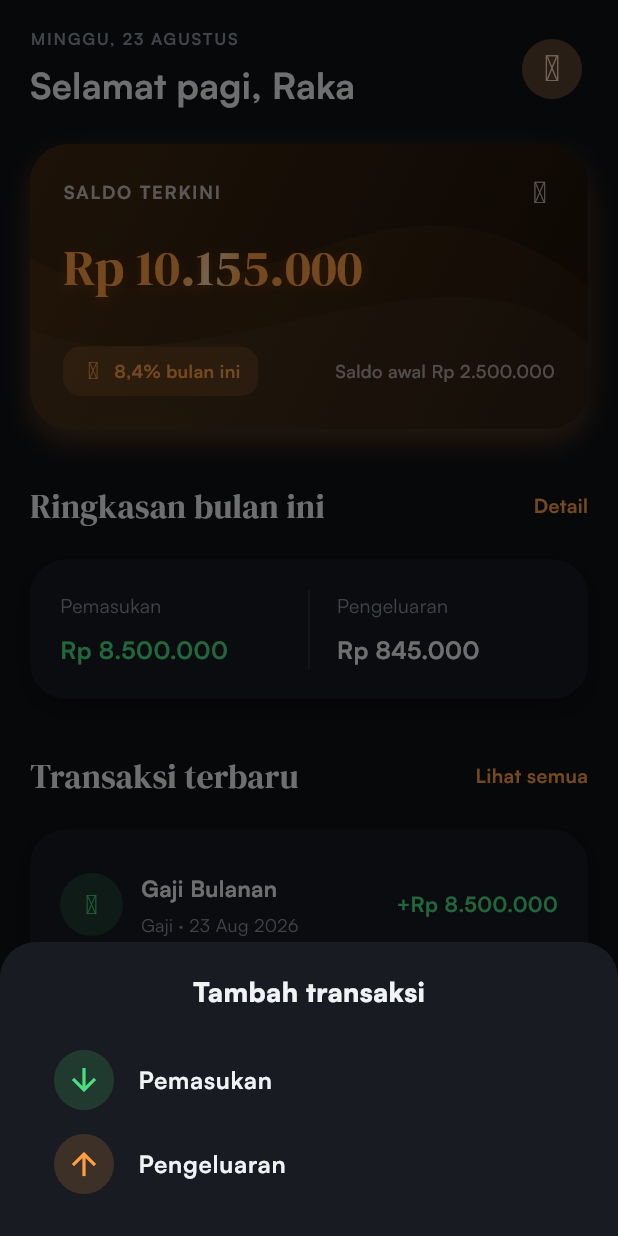
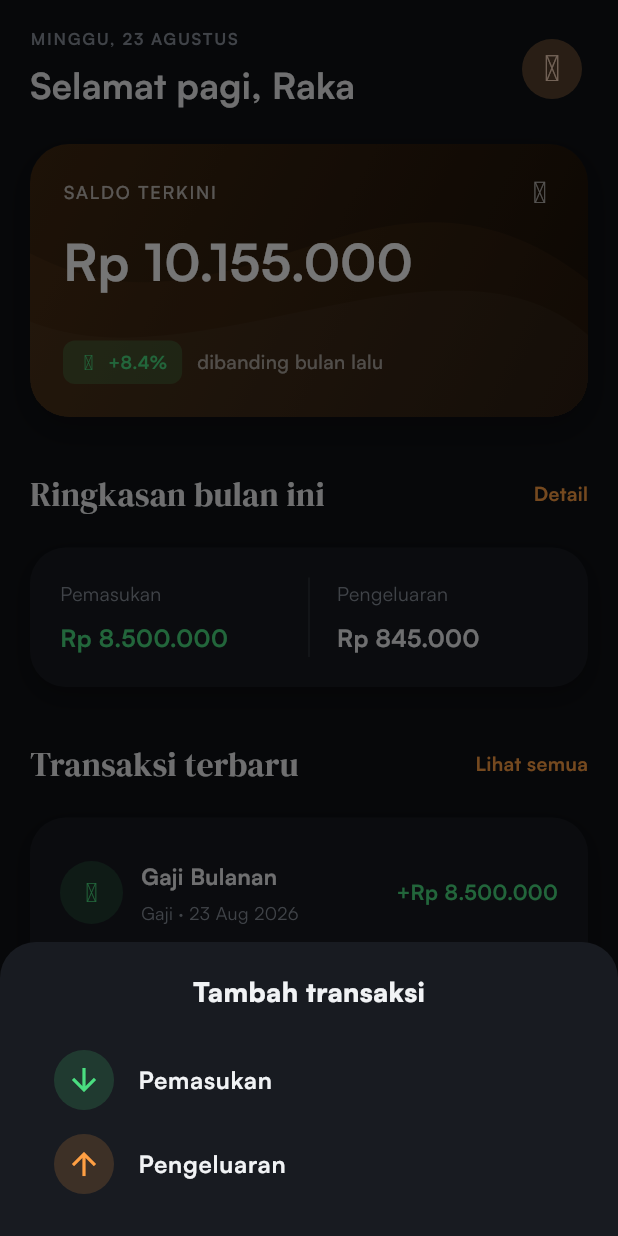
Before and after one commit to rezapranata089-bit/Finance, a Flutter app: the screen it shows after launch, after a tap on the "add" icon, on a phone screen of 412 x 824 dp. Run offline on Flutter 3.47's test engine with Material 3 defaults, Android fonts, the light colour scheme and no system bars; our stand-ins replace flutter_riverpod, solar_icons.

Commit message:
Perbaiki styling Card Saldo Terkini: Hapus glow, kembalikan shadow & font, rapikan susunan teks
Sess: d834bd8029b29c0e

```diff
--- a/lib/main.dart
+++ b/lib/main.dart
@@ -292,7 +292,7 @@ class DashboardPage extends ConsumerWidget {
               borderRadius: BorderRadius.circular(26),
               boxShadow: [
                 BoxShadow(
-                  color: colors.accent.withOpacity(0.25),
+                  color: Colors.black.withOpacity(Theme.of(context).brightness == Brightness.light ? 0.1 : 0.25),
                   blurRadius: 16,
                   offset: const Offset(0, 8),
                 )
@@ -309,54 +309,36 @@ class DashboardPage extends ConsumerWidget {
                   padding: const EdgeInsets.all(22),
                   child: Column(crossAxisAlignment: CrossAxisAlignment.start, children: [
                     Row(mainAxisAlignment: MainAxisAlignment.spaceBetween, children: [
-                      Text('SALDO TERKINI', style: TextStyle(color: Colors.white70, fontWeight: FontWeight.w600, fontSize: 12, letterSpacing: 1.2)),
+                      Text('SALDO TERKINI', style: TextStyle(color: Colors.white70, fontWeight: FontWeight.w500, fontSize: 12, letterSpacing: 1.2)),
                       Icon(SolarIconsOutline.eye, color: Colors.white70, size: 20),
                     ]),
-                    const SizedBox(height: 16),
-                    ShaderMask(
-                      shaderCallback: (bounds) => LinearGradient(
-                        colors: [
-                          colors.accent,
-                          Color.lerp(colors.accent, Colors.white, 0.6)!,
-                          colors.accent,
-                        ],
-                        stops: const [0.4, 0.5, 0.6],
-                        begin: Alignment.topLeft,
-                        end: Alignment.bottomRight,
-                      ).createShader(bounds),
-                      child: Text(
-                        rupiah(balance),
-                        style: TextStyle(
-                          color: Colors.white,
-                          fontSize: 34,
-                          fontWeight: FontWeight.w400,
-                          fontFamily: 'DM Serif Display',
-                          shadows: [
-                            Shadow(color: colors.accent.withOpacity(0.25), offset: const Offset(0, 2), blurRadius: 8),
-                          ],
-                        ),
+                    const SizedBox(height: 12),
+                    Text(
+                      rupiah(balance),
+                      style: const TextStyle(
+                        color: Colors.white,
+                        fontSize: 34,
+                        fontWeight: FontWeight.w700,
                       ),
                     ),
                     const SizedBox(height: 28),
                     Row(children: [
                       Container(
-                        padding: const EdgeInsets.symmetric(horizontal: 12, vertical: 8),
-                        decoration: BoxDecoration(color: colors.accent.withOpacity(0.15), borderRadius: BorderRadius.circular(12)),
+                        padding: const EdgeInsets.symmetric(horizontal: 10, vertical: 6),
+                        decoration: BoxDecoration(
+                          color: colors.positive.withOpacity(0.2),
+                          borderRadius: BorderRadius.circular(8),
+                        ),
                         child: Row(mainAxisSize: MainAxisSize.min, children: [
-                          Icon(SolarIconsOutline.graphUp, size: 16, color: colors.accent),
+                          Icon(SolarIconsOutline.graphUp, size: 14, color: colors.positive),
                           const SizedBox(width: 6),
-                          Text('8,4% bulan ini', style: TextStyle(color: colors.accent, fontSize: 12, fontWeight: FontWeight.w600)),
+                          Text('+8.4%', style: TextStyle(color: colors.positive, fontSize: 12, fontWeight: FontWeight.w700)),
                         ]),
                       ),
-                      const SizedBox(width: 12),
-                      Expanded(
-                        child: Text(
-                          'Saldo awal ${rupiah(2500000)}',
-                          textAlign: TextAlign.right,
-                          maxLines: 1,
-                          overflow: TextOverflow.ellipsis,
-                          style: TextStyle(color: Colors.white60, fontSize: 12, fontWeight: FontWeight.w500),
-                        ),
+                      const SizedBox(width: 10),
+                      Text(
+                        'dibanding bulan lalu',
+                        style: TextStyle(color: Colors.white60, fontSize: 13, fontWeight: FontWeight.w500),
                       ),
                     ]),
                   ]),
@@ -739,14 +721,6 @@ class CardPatternPainter extends CustomPainter {
 
   @override
   void paint(Canvas canvas, Size size) {
-    final glowRect = Rect.fromLTWH(-40, size.height - 80, 240, 240);
-    final glowPaint = Paint()
-      ..shader = RadialGradient(
-        colors: [color.withOpacity(0.2), Colors.transparent],
-        stops: const [0.0, 0.65],
-      ).createShader(glowRect);
-    canvas.drawRect(glowRect, glowPaint);
-
     final paint1 = Paint()
       ..color = color.withOpacity(0.05)
       ..style = PaintingStyle.fill;
```
